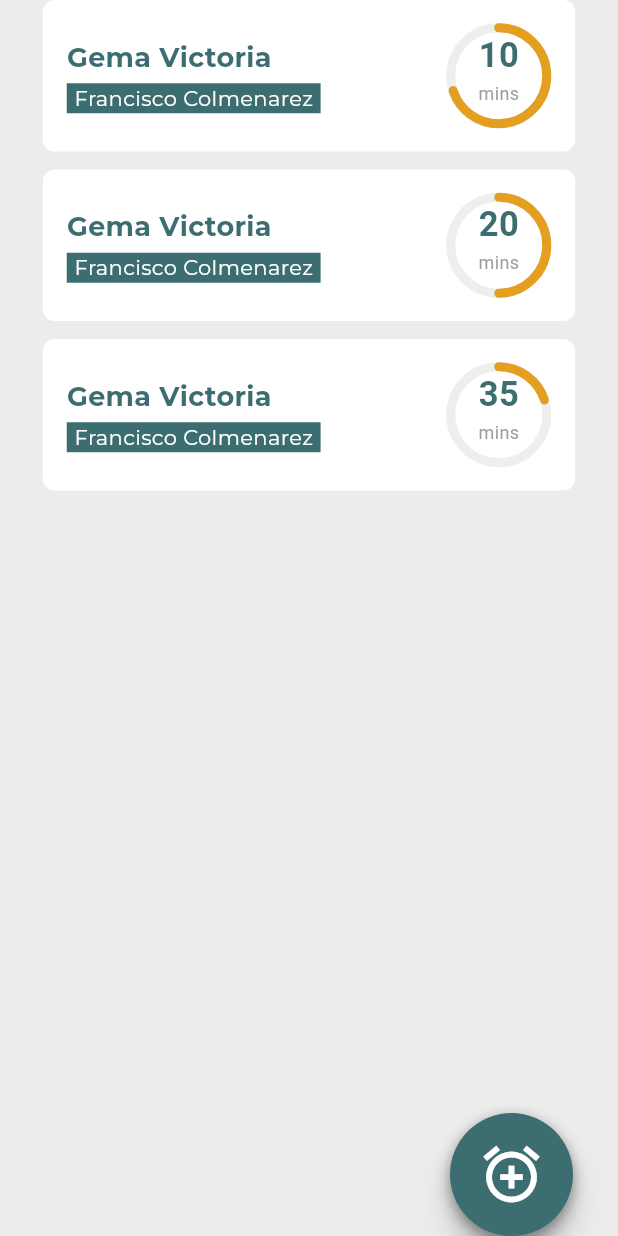
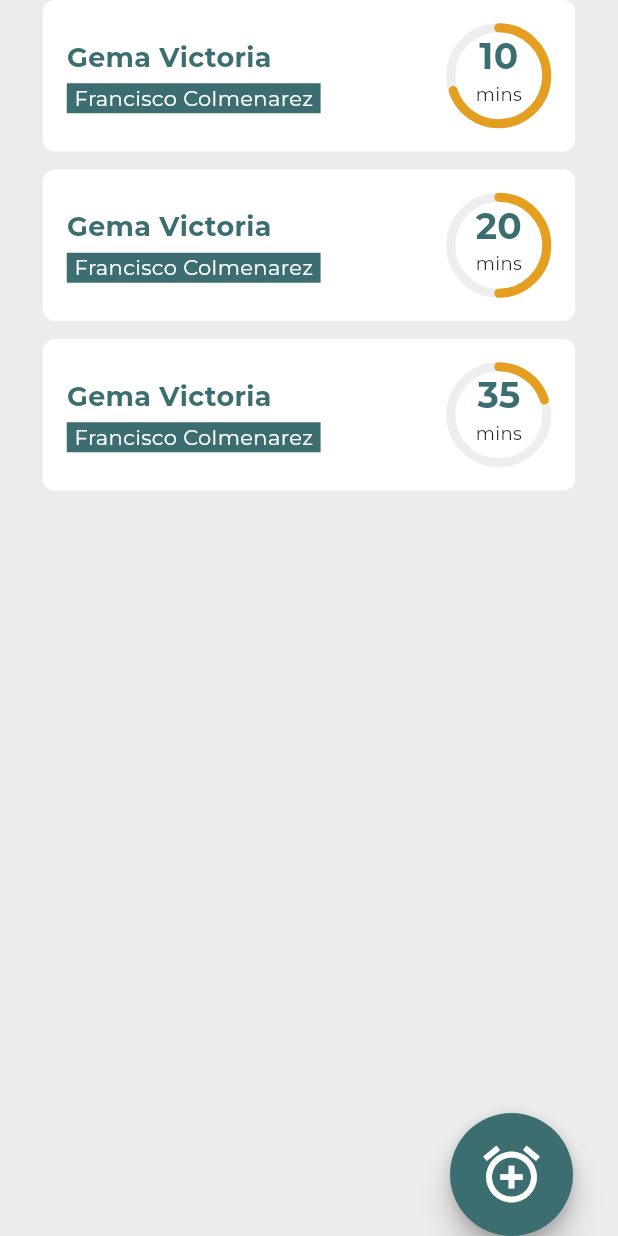
Before and after one commit to jisusDev/play_safe_application, a Flutter app: the AddKidScreen screen opened directly, on a phone screen of 412 x 824 dp. Run offline on Flutter 3.47's test engine with Material 3 defaults, Android fonts, the phone set to English and light mode, and no system bars; drawn by our look-alikes of percent_indicator; our stand-ins replace flutter_riverpod; project files that could hold a hidden picture were left out.

Commit message:
feature-add-text-style-and-font

```diff
--- a/lib/screens/add_kid_screen/add_kid_screen.dart
+++ b/lib/screens/add_kid_screen/add_kid_screen.dart
@@ -1,4 +1,5 @@
 import 'package:flutter/material.dart';
+import 'package:play_safe_application/config/colors/ps_appcolor.dart';
 import 'package:play_safe_application/widgets/card/ps_card_container.dart';
 import 'package:play_safe_application/widgets/elevated_button/ps_add_timer_button.dart';
 
@@ -8,7 +9,7 @@ class AddKidScreen extends StatelessWidget {
   @override
   Widget build(BuildContext context) {
     return const Scaffold(
-      backgroundColor: Color(0xFFECECEC),
+      backgroundColor: PsAppcolor.background,
       body: SafeArea(
         child: Center(
           child: _Body(),
--- a/lib/widgets/card/ps_card_container.dart
+++ b/lib/widgets/card/ps_card_container.dart
@@ -1,9 +1,11 @@
 import 'package:flutter/material.dart';
+import 'package:play_safe_application/config/colors/ps_appcolor.dart';
+import 'package:play_safe_application/config/text_styles/ps_text_style.dart';
 import 'package:play_safe_application/widgets/circular_percent_indicator/ps_circular_percent_indicator.dart';
 
 class CardContainer extends StatelessWidget {
+  final String? subTittle;
   final String? tittle;
-  final String? subTittle;
   final double progressPercent;
   final String? minutes;
   final Function()? onPressed;
@@ -24,7 +26,7 @@ class CardContainer extends StatelessWidget {
         width: 355,
         height: 101,
         decoration: BoxDecoration(
-          color: const Color(0xFFFFFFFF),
+          color: PsAppcolor.white,
           borderRadius: BorderRadius.circular(
             8.0,
           ),
@@ -40,27 +42,19 @@ class CardContainer extends StatelessWidget {
                   children: [
                     Text(
                       subTittle ?? "error subTittle",
-                      style: const TextStyle(
-                        color: Color(0xFF3C6E71),
-                        fontWeight: FontWeight.w700,
-                        fontSize: 18,
-                        fontFamily: "Montserrat",
-                      ),
+                      style: PsTextStyle.titleH2(PsAppcolor.primary)
                     ),
                     const SizedBox(height: 4),
                     Container(
                       decoration: const BoxDecoration(
-                        color: Color(0xFF3C6E71),
+                        color: PsAppcolor.primary,
                       ),
                       padding: const EdgeInsets.symmetric(
                         horizontal: 5.0,
                       ),
                       child: Text(
                         tittle ?? "error tittle",
-                        style: const TextStyle(
-                          color: Colors.white,
-                          fontFamily: 'Montserrat',
-                        ),
+                        style: PsTextStyle.subTitle(PsAppcolor.white)
                       ),
                     ),
                   ],
--- a/lib/widgets/circular_percent_indicator/ps_circular_percent_indicator.dart
+++ b/lib/widgets/circular_percent_indicator/ps_circular_percent_indicator.dart
@@ -1,5 +1,7 @@
 import 'package:flutter/material.dart';
 import 'package:percent_indicator/percent_indicator.dart';
+import 'package:play_safe_application/config/colors/ps_appcolor.dart';
+import 'package:play_safe_application/config/text_styles/ps_text_style.dart';
 
 class PSCircularPercentIndicator extends StatelessWidget {
   final double progressPercent;
@@ -21,25 +23,18 @@ class PSCircularPercentIndicator extends StatelessWidget {
         children: [
           Text(
             numberMinutes ?? "error numberMinutes",
-            style: const TextStyle(
-              fontWeight: FontWeight.bold,
-              fontSize: 23.0,
-              color: Color(0xFF3C6E71),
-            ),
+            style: PsTextStyle.titleH1(PsAppcolor.primary)
           ),
-          const Text(
+          Text(
             "mins",
-            style: TextStyle(
-              color: Colors.grey,
-              fontSize: 12.0,
-            ),
+            style: PsTextStyle.smallRegular(PsAppcolor.black)
           ),
           const SizedBox(
             height: 10,
-          )
+          ),
         ],
       ),
-      progressColor: const Color(0xFFE49E20),
+      progressColor: PsAppcolor.secundary,
       backgroundColor: Colors.grey.shade200,
       circularStrokeCap: CircularStrokeCap.round,
     );
--- a/lib/widgets/elevated_button/ps_add_timer_button.dart
+++ b/lib/widgets/elevated_button/ps_add_timer_button.dart
@@ -1,4 +1,5 @@
 import 'package:flutter/material.dart';
+import 'package:play_safe_application/config/colors/ps_appcolor.dart';
 
 class PSAddTimerButton extends StatelessWidget {
   final IconData? icon;
@@ -16,7 +17,7 @@ class PSAddTimerButton extends StatelessWidget {
         shape: BoxShape.circle,
         boxShadow: [
           BoxShadow(
-            color: Colors.grey,
+            color: PsAppcolor.grey,
             blurRadius: 8,
             offset: Offset(0, 4),
           ),
@@ -25,7 +26,9 @@ class PSAddTimerButton extends StatelessWidget {
       child: ElevatedButton(
         style: ButtonStyle(
           elevation: const WidgetStatePropertyAll(8),
-          minimumSize: WidgetStateProperty.all(const Size(82, 82)),
+          minimumSize: WidgetStateProperty.all(
+            const Size(82, 82),
+          ),
           shape: WidgetStateProperty.all(
             RoundedRectangleBorder(
               borderRadius: BorderRadius.circular(50.0),
@@ -35,9 +38,11 @@ class PSAddTimerButton extends StatelessWidget {
             const EdgeInsets.all(18.0),
           ),
           backgroundColor: WidgetStateProperty.all<Color>(
-            const Color(0xFF3C6E71),
+            PsAppcolor.primary,
           ),
-          foregroundColor: WidgetStateProperty.all<Color>(Colors.white),
+          foregroundColor: WidgetStateProperty.all<Color>(
+            PsAppcolor.white,
+          ),
         ),
         onPressed: onPressed,
         child: Icon(
```
Also changed, not shown: lib/screens/empty_kid_screen/empty_kid_screen.dart (+8 -3 lines), lib/widgets/image_and_text/ps_image_and_text.dart (+6 -9 lines).
